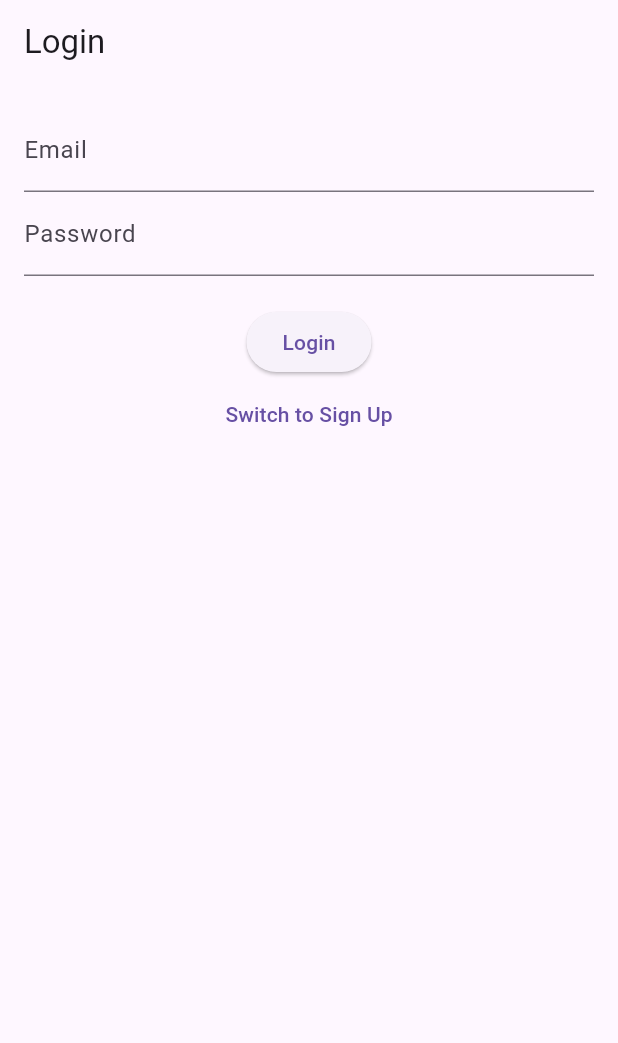
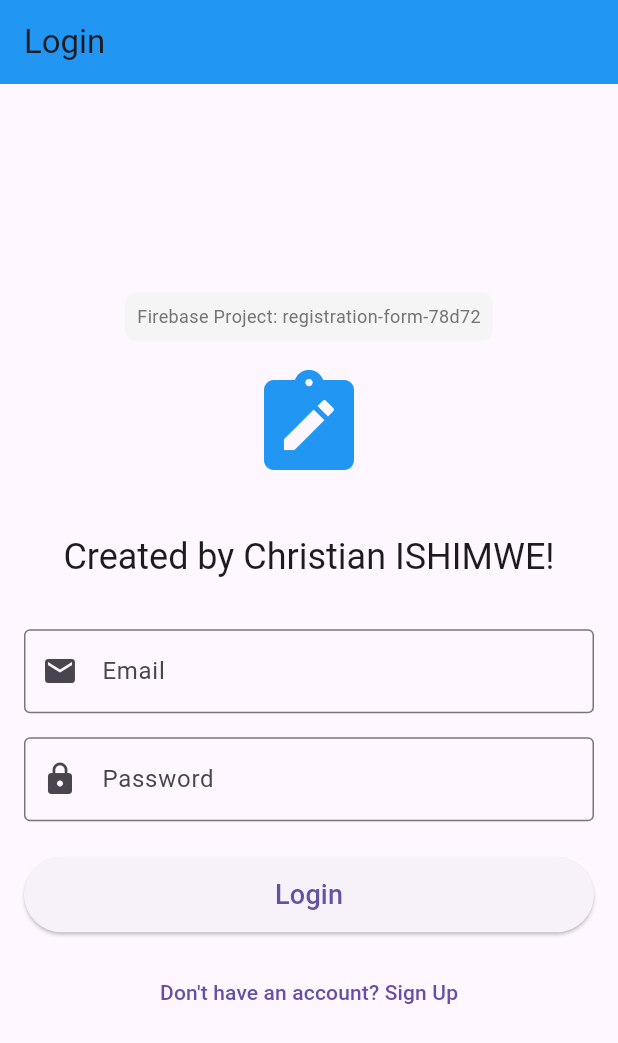
Before and after one commit to ChristianIshimwe7/Notes_Reg_Flutter, a Flutter app: the screen it shows after launch, on a phone screen of 412 x 824 dp. Shown: the top 1043 px of the screen. Run offline on Flutter 3.47's test engine with Material 3 defaults, Android fonts, the phone set to English and light mode, and no system bars; our stand-ins replace cloud_firestore, firebase_auth, firebase_core; accounts and stored records are empty.

Commit message:
Update auth_screen.dart
auth scrn updates

```diff
--- a/lib/auth_screen.dart
+++ b/lib/auth_screen.dart
@@ -1,10 +1,8 @@
 import 'package:flutter/material.dart';
 import 'package:firebase_auth/firebase_auth.dart';
 
-// ignore: use_key_in_widget_constructors
 class AuthScreen extends StatefulWidget {
   @override
-  // ignore: library_private_types_in_public_api
   _AuthScreenState createState() => _AuthScreenState();
 }
 
@@ -12,60 +10,188 @@ class _AuthScreenState extends State<AuthScreen> {
   final _auth = FirebaseAuth.instance;
   final _emailController = TextEditingController();
   final _passwordController = TextEditingController();
+  final _formKey = GlobalKey<FormState>();
   bool _isLogin = true;
   bool _isLoading = false;
 
+  @override
+  void dispose() {
+    _emailController.dispose();
+    _passwordController.dispose();
+    super.dispose();
+  }
+
   Future<void> _submit() async {
+    if (!_formKey.currentState!.validate()) return;
+
     setState(() => _isLoading = true);
     try {
       if (_isLogin) {
+        print('Attempting login with email: ${_emailController.text.trim()}');
         await _auth.signInWithEmailAndPassword(
-          email: _emailController.text,
-          password: _passwordController.text,
+          email: _emailController.text.trim(),
+          password: _passwordController.text.trim(),
         );
+        _showSnackBar('Login successful!', Colors.green);
       } else {
+        print('Attempting signup with email: ${_emailController.text.trim()}');
         await _auth.createUserWithEmailAndPassword(
-          email: _emailController.text,
-          password: _passwordController.text,
+          email: _emailController.text.trim(),
+          password: _passwordController.text.trim(),
         );
+        _showSnackBar('Account created successfully!', Colors.green);
       }
-      // ignore: use_build_context_synchronously
-      Navigator.pushReplacementNamed(context, '/notes');
     } on FirebaseAuthException catch (e) {
-      ScaffoldMessenger.of(context).showSnackBar(
-        SnackBar(content: Text(e.message ?? 'Authentication failed')),
-      );
+      print('Firebase Auth Error: ${e.code} - ${e.message}');
+      String message = 'Authentication failed';
+      switch (e.code) {
+        case 'user-not-found':
+          message = 'No user found for that email.';
+          break;
+        case 'wrong-password':
+          message = 'Wrong password provided.';
+          break;
+        case 'email-already-in-use':
+          message = 'The account already exists for that email.';
+          break;
+        case 'weak-password':
+          message = 'The password provided is too weak.';
+          break;
+        case 'invalid-email':
+          message = 'The email address is not valid.';
+          break;
+        case 'operation-not-allowed':
+          message =
+              'Email/Password authentication is not enabled. Please check Firebase Console.';
+          break;
+        case 'too-many-requests':
+          message = 'Too many requests. Please try again later.';
+          break;
+        case 'network-request-failed':
+          message = 'Network error. Please check your internet connection.';
+          break;
+        default:
+          message = 'Error: ${e.code} - ${e.message}';
+      }
+      _showSnackBar(message, Colors.red);
+    } catch (e) {
+      print('General error: ${e.toString()}');
+      _showSnackBar('An error occurred: ${e.toString()}', Colors.red);
     } finally {
       setState(() => _isLoading = false);
     }
   }
 
+  void _showSnackBar(String message, Color color) {
+    ScaffoldMessenger.of(context).showSnackBar(
+      SnackBar(
+        content: Text(message),
+        backgroundColor: color,
+        duration: Duration(seconds: 4),
+      ),
+    );
+  }
+
   @override
   Widget build(BuildContext context) {
     return Scaffold(
-      appBar: AppBar(title: Text(_isLogin ? 'Login' : 'Sign Up')),
+      appBar: AppBar(
+        title: Text(_isLogin ? 'Login' : 'Sign Up'),
+        backgroundColor: Colors.blue,
+      ),
       body: Padding(
         padding: const EdgeInsets.all(16.0),
+        child: Form(
+          key: _formKey,
           child: Column(
+            mainAxisAlignment: MainAxisAlignment.center,
             children: [
-            TextField(
+              // Firebase connection status
+              Container(
+                padding: EdgeInsets.all(8),
+                decoration: BoxDecoration(
+                  color: Colors.grey[100],
+                  borderRadius: BorderRadius.circular(8),
+                ),
+                child: Text(
+                  'Firebase Project: registration-form-78d72',
+                  style: TextStyle(fontSize: 12, color: Colors.grey[600]),
+                ),
+              ),
+              const SizedBox(height: 16),
+              Icon(
+                Icons.note_alt,
+                size: 80,
+                color: Colors.blue,
+              ),
+              const SizedBox(height: 32),
+              Text(
+                _isLogin ? 'Created by Christian ISHIMWE!' : 'Create Account',
+                style: Theme.of(context).textTheme.headlineSmall,
+              ),
+              const SizedBox(height: 32),
+              TextFormField(
                 controller: _emailController,
-                decoration: const InputDecoration(labelText: 'Email')),
-            TextField(
+                decoration: const InputDecoration(
+                  labelText: 'Email',
+                  border: OutlineInputBorder(),
+                  prefixIcon: Icon(Icons.email),
+                ),
+                keyboardType: TextInputType.emailAddress,
+                validator: (value) {
+                  if (value == null || value.isEmpty) {
+                    return 'Please enter your email';
+                  }
+                  if (!value.contains('@')) {
+                    return 'Please enter a valid email';
+                  }
+                  return null;
+                },
+              ),
+              const SizedBox(height: 16),
+              TextFormField(
                 controller: _passwordController,
-                decoration: const InputDecoration(labelText: 'Password'),
-                obscureText: true),
-            const SizedBox(height: 20),
+                decoration: const InputDecoration(
+                  labelText: 'Password',
+                  border: OutlineInputBorder(),
+                  prefixIcon: Icon(Icons.lock),
+                ),
+                obscureText: true,
+                validator: (value) {
+                  if (value == null || value.isEmpty) {
+                    return 'Please enter your password';
+                  }
+                  if (value.length < 6) {
+                    return 'Password must be at least 6 characters';
+                  }
+                  return null;
+                },
+              ),
+              const SizedBox(height: 24),
               _isLoading
                   ? const CircularProgressIndicator()
-                : ElevatedButton(
+                  : SizedBox(
+                      width: double.infinity,
+                      height: 50,
+                      child: ElevatedButton(
                         onPressed: _submit,
-                    child: Text(_isLogin ? 'Login' : 'Sign Up')),
+                        child: Text(
+                          _isLogin ? 'Login' : 'Sign Up',
+                          style: const TextStyle(fontSize: 18),
+                        ),
+                      ),
+                    ),
+              const SizedBox(height: 16),
               TextButton(
                 onPressed: () => setState(() => _isLogin = !_isLogin),
-                child:
-                    Text(_isLogin ? 'Switch to Sign Up' : 'Switch to Login')),
+                child: Text(
+                  _isLogin
+                      ? 'Don\'t have an account? Sign Up'
+                      : 'Already have an account? Login',
+                ),
+              ),
             ],
+          ),
         ),
       ),
     );
```
Lines whose indentation alone changed are shown as unchanged.
